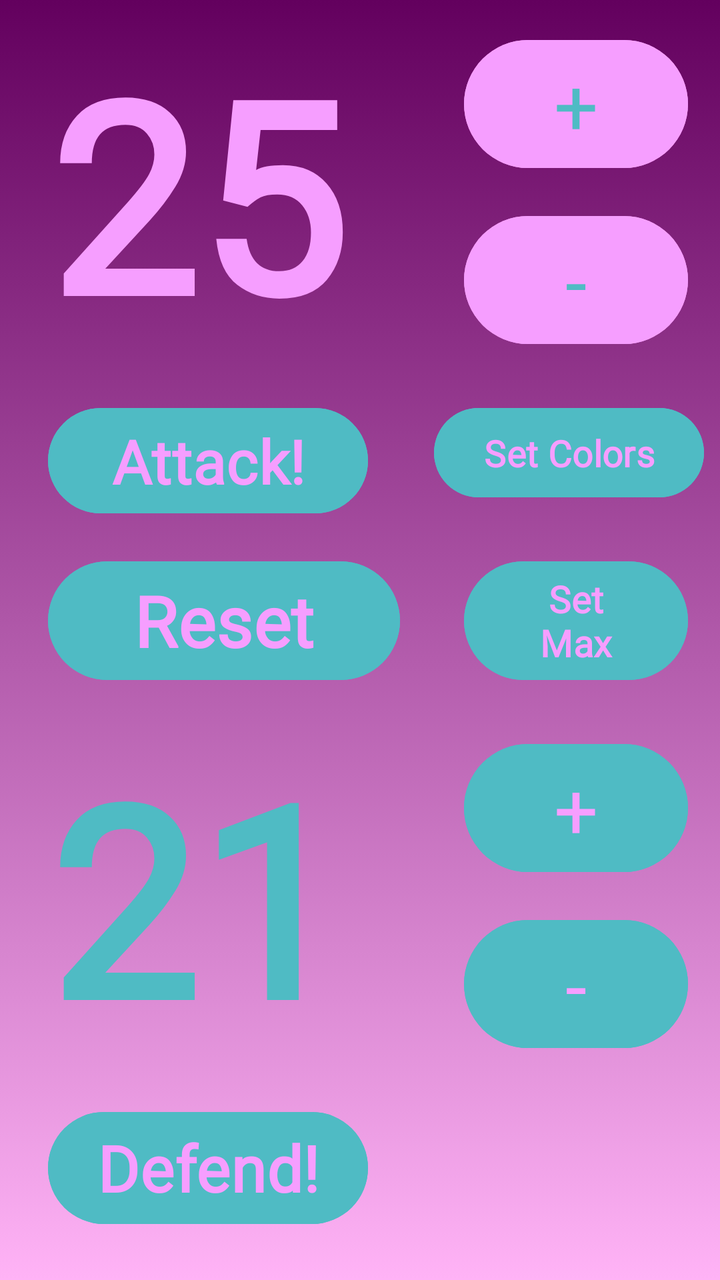
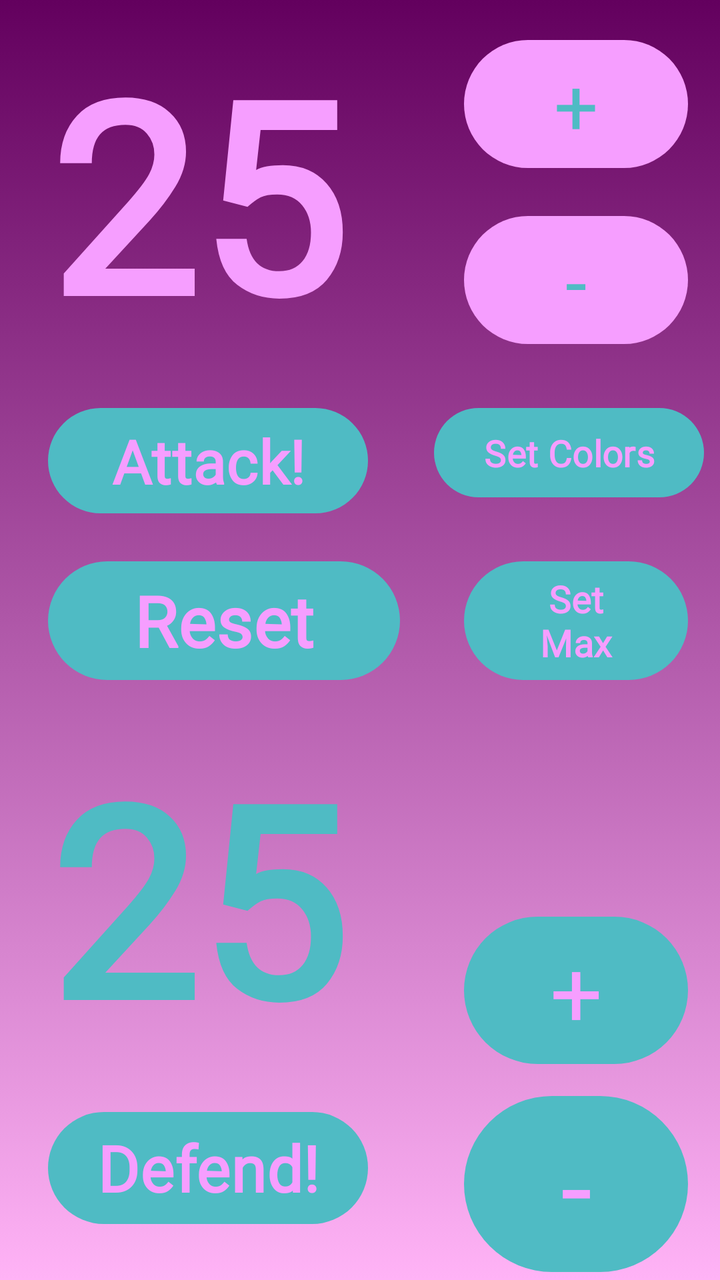

The first picture is an Android layout as it rendered before a commit; the second is the same layout after the commit. The layout source and the unified diff follow.
<!-- AndroidManifest.xml: application theme Theme.UVSLifeCalc -->
<!-- res/layout/activity_main.xml -->
<?xml version="1.0" encoding="utf-8"?>
<androidx.constraintlayout.widget.ConstraintLayout xmlns:android="http://schemas.android.com/apk/res/android"
    xmlns:app="http://schemas.android.com/apk/res-auto"
    xmlns:tools="http://schemas.android.com/tools"
    android:id="@+id/main"
    android:layout_width="match_parent"
    android:layout_height="match_parent"
    android:background="@drawable/gradient_background_main"
    tools:context=".MainActivity">

    
    <androidx.constraintlayout.widget.Guideline
        android:id="@+id/guideline_vertical"
        android:layout_width="wrap_content"
        android:layout_height="wrap_content"
        android:orientation="vertical"
        app:layout_constraintGuide_percent="0.60" />

    
    <androidx.constraintlayout.widget.Guideline
        android:id="@+id/guideline_h1"
        android:layout_width="wrap_content"
        android:layout_height="wrap_content"
        android:orientation="horizontal"
        app:layout_constraintGuide_percent="0.30" />

    
    <androidx.constraintlayout.widget.Guideline
        android:id="@+id/guideline_h2"
        android:layout_width="wrap_content"
        android:layout_height="wrap_content"
        android:orientation="horizontal"
        app:layout_constraintGuide_percent="0.42" />

    
    <androidx.constraintlayout.widget.Guideline
        android:id="@+id/guideline_h3"
        android:layout_width="wrap_content"
        android:layout_height="wrap_content"
        android:orientation="horizontal"
        app:layout_constraintGuide_percent="0.55" />

    
    <androidx.constraintlayout.widget.Guideline
        android:id="@+id/guideline_h4"
        android:layout_width="wrap_content"
        android:layout_height="wrap_content"
        android:orientation="horizontal"
        app:layout_constraintGuide_percent="0.85" />

    
    <TextView
        android:id="@+id/opp_health"
        android:layout_width="0dp"
        android:layout_height="0dp"
        android:layout_marginStart="24dp"
        android:layout_marginTop="8dp"
        android:layout_marginEnd="8dp"
        android:layout_marginBottom="8dp"
        android:autoSizeMaxTextSize="148sp"
        android:autoSizeMinTextSize="12sp"
        android:autoSizeTextType="uniform"
        android:fontFamily="@font/lobster"
        android:gravity="start|center_vertical"
        android:text="25"
        android:textColor="@color/primary"
        android:textStyle="bold"
        app:layout_constraintBottom_toTopOf="@+id/guideline_h1"
        app:layout_constraintEnd_toStartOf="@+id/guideline_vertical"
        app:layout_constraintStart_toStartOf="parent"
        app:layout_constraintTop_toTopOf="parent" />

    
    <Button
        android:id="@+id/opp_button_up"
        android:layout_width="0dp"
        android:layout_height="0dp"
        android:layout_marginStart="16dp"
        android:layout_marginTop="16dp"
        android:layout_marginEnd="16dp"
        android:layout_marginBottom="8dp"
        android:backgroundTint="@color/primary"
        android:fontFamily="@font/lobster"
        android:text="+"
        android:textColor="@color/secondary"
        app:autoSizeMaxTextSize="148sp"
        app:autoSizeMinTextSize="12sp"
        app:autoSizeTextType="uniform"
        app:layout_constraintBottom_toTopOf="@+id/opp_button_down"
        app:layout_constraintEnd_toEndOf="parent"
        app:layout_constraintStart_toStartOf="@+id/guideline_vertical"
        app:layout_constraintTop_toTopOf="parent"
        app:rippleColor="@color/design_default_color_error" />

    
    <Button
        android:id="@+id/opp_button_down"
        android:layout_width="0dp"
        android:layout_height="0dp"
        android:layout_marginStart="16dp"
        android:layout_marginTop="8dp"
        android:layout_marginEnd="16dp"
        android:layout_marginBottom="16dp"
        android:backgroundTint="@color/primary"
        android:fontFamily="@font/lobster"
        android:text="-"
        android:textColor="@color/secondary"
        app:autoSizeMaxTextSize="148sp"
        app:autoSizeMinTextSize="12sp"
        app:autoSizeTextType="uniform"
        app:layout_constraintBottom_toTopOf="@+id/guideline_h1"
        app:layout_constraintEnd_toEndOf="parent"
        app:layout_constraintStart_toStartOf="@+id/guideline_vertical"
        app:layout_constraintTop_toBottomOf="@+id/opp_button_up" />

    
    <Button
        android:id="@+id/attack_button"
        android:layout_width="0dp"
        android:layout_height="0dp"
        android:layout_marginStart="24dp"
        android:layout_marginTop="8dp"
        android:layout_marginEnd="32dp"
        android:layout_marginBottom="8dp"
        android:backgroundTint="@color/secondary"
        android:fontFamily="@font/lobster"
        android:text="Attack!"
        android:textColor="@color/primary"
        app:autoSizeMaxTextSize="148sp"
        app:autoSizeMinTextSize="12sp"
        app:autoSizeTextType="uniform"
        android:textStyle="bold"
        app:layout_constraintBottom_toTopOf="@+id/guideline_h2"
        app:layout_constraintEnd_toStartOf="@+id/guideline_vertical"
        app:layout_constraintStart_toStartOf="parent"
        app:layout_constraintTop_toBottomOf="@+id/guideline_h1" />

    
    <Button
        android:id="@+id/reset_button"
        android:layout_width="0dp"
        android:layout_height="0dp"
        android:layout_marginStart="24dp"
        android:layout_marginTop="8dp"
        android:layout_marginEnd="16dp"
        android:layout_marginBottom="8dp"
        android:backgroundTint="@color/secondary"
        android:fontFamily="@font/lobster"
        android:text="Reset"
        android:textColor="@color/primary"
        app:autoSizeMaxTextSize="148sp"
        app:autoSizeMinTextSize="12sp"
        app:autoSizeTextType="uniform"
        android:textStyle="bold"
        app:layout_constraintBottom_toTopOf="@+id/guideline_h3"
        app:layout_constraintEnd_toStartOf="@+id/guideline_vertical"
        app:layout_constraintStart_toStartOf="parent"
        app:layout_constraintTop_toBottomOf="@+id/guideline_h2" />

    
    <Button
        android:id="@+id/set_max_button"
        android:layout_width="0dp"
        android:layout_height="0dp"
        android:layout_marginStart="16dp"
        android:layout_marginTop="8dp"
        android:layout_marginEnd="16dp"
        android:layout_marginBottom="8dp"
        android:backgroundTint="@color/secondary"
        android:fontFamily="@font/lobster"
        android:text="Set Max"
        android:textColor="@color/primary"
        app:autoSizeMaxTextSize="148sp"
        app:autoSizeMinTextSize="12sp"
        app:autoSizeTextType="uniform"
        android:textStyle="bold"
        app:layout_constraintBottom_toTopOf="@+id/guideline_h3"
        app:layout_constraintEnd_toEndOf="parent"
        app:layout_constraintStart_toStartOf="@+id/guideline_vertical"
        app:layout_constraintTop_toBottomOf="@+id/guideline_h2" />

    
    <TextView
        android:id="@+id/my_health"
        android:layout_width="0dp"
        android:layout_height="0dp"
        android:layout_marginStart="24dp"
        android:layout_marginTop="8dp"
        android:layout_marginEnd="8dp"
        android:layout_marginBottom="8dp"
        android:autoSizeMaxTextSize="148sp"
        android:autoSizeMinTextSize="12sp"
        android:autoSizeTextType="uniform"
        android:fontFamily="@font/lobster"
        android:gravity="start|center_vertical"
        android:text="21"
        android:textColor="@color/secondary"
        android:textStyle="bold"
        app:layout_constraintBottom_toTopOf="@+id/guideline_h4"
        app:layout_constraintEnd_toStartOf="@+id/guideline_vertical"
        app:layout_constraintStart_toStartOf="parent"
        app:layout_constraintTop_toBottomOf="@+id/guideline_h3" />

    
    <Button
        android:id="@+id/me_button_up"
        android:layout_width="0dp"
        android:layout_height="0dp"
        android:layout_marginStart="16dp"
        android:layout_marginTop="16dp"
        android:layout_marginEnd="16dp"
        android:layout_marginBottom="8dp"
        android:backgroundTint="@color/secondary"
        android:fontFamily="@font/lobster"
        android:text="+"
        android:textColor="@color/primary"
        android:autoSizeMaxTextSize="148sp"
        android:autoSizeMinTextSize="12sp"
        android:autoSizeTextType="uniform"
        app:layout_constraintBottom_toTopOf="@+id/me_button_down"
        app:layout_constraintEnd_toEndOf="parent"
        app:layout_constraintStart_toStartOf="@+id/guideline_vertical"
        app:layout_constraintTop_toBottomOf="@+id/guideline_h3" />

    
    <Button
        android:id="@+id/me_button_down"
        android:layout_width="0dp"
        android:layout_height="0dp"
        android:layout_marginStart="16dp"
        android:layout_marginTop="8dp"
        android:layout_marginEnd="16dp"
        android:layout_marginBottom="16dp"
        android:backgroundTint="@color/secondary"
        android:fontFamily="@font/lobster"
        android:text="-"
        android:textColor="@color/primary"
        android:autoSizeMaxTextSize="148sp"
        android:autoSizeMinTextSize="12sp"
        android:autoSizeTextType="uniform"
        app:layout_constraintBottom_toTopOf="@+id/guideline_h4"
        app:layout_constraintEnd_toEndOf="parent"
        app:layout_constraintStart_toStartOf="@+id/guideline_vertical"
        app:layout_constraintTop_toBottomOf="@+id/me_button_up" />

    
    <Button
        android:id="@+id/defend_button"
        android:layout_width="0dp"
        android:layout_height="0dp"
        android:layout_marginStart="24dp"
        android:layout_marginTop="8dp"
        android:layout_marginEnd="32dp"
        android:layout_marginBottom="24dp"
        android:backgroundTint="@color/secondary"
        android:fontFamily="@font/lobster"
        android:text="Defend!"
        android:textColor="@color/primary"
        android:autoSizeMaxTextSize="148sp"
        android:autoSizeMinTextSize="12sp"
        android:autoSizeTextType="uniform"
        android:textStyle="bold"
        app:layout_constraintBottom_toBottomOf="parent"
        app:layout_constraintEnd_toStartOf="@+id/guideline_vertical"
        app:layout_constraintStart_toStartOf="parent"
        app:layout_constraintTop_toBottomOf="@+id/guideline_h4" />

    <Button
        android:id="@+id/set_color_button"
        android:layout_width="0dp"
        android:layout_height="0dp"
        android:layout_marginStart="33dp"
        android:layout_marginTop="24dp"
        android:layout_marginEnd="8dp"
        android:layout_marginBottom="24dp"
        android:backgroundTint="@color/secondary"
        android:fontFamily="@font/lobster"
        android:text="Set Colors"
        android:textColor="@color/primary"
        android:autoSizeMaxTextSize="148sp"
        android:autoSizeMinTextSize="12sp"
        android:autoSizeTextType="uniform"
        android:textStyle="bold"
        app:layout_constraintBottom_toTopOf="@+id/set_max_button"
        app:layout_constraintEnd_toEndOf="parent"
        app:layout_constraintStart_toEndOf="@+id/attack_button"
        app:layout_constraintTop_toBottomOf="@+id/opp_button_down" />

</androidx.constraintlayout.widget.ConstraintLayout>
<!-- resources referenced by this layout -->
<resources>
  <color name="primary">#F69EFF</color>
  <color name="secondary">#4fbbc4</color>
  <!-- drawable gradient_background_main (drawable) -->
  <?xml version="1.0" encoding="utf-8"?>
  <selector xmlns:android="http://schemas.android.com/apk/res/android">
      <item>
          <shape>
              <gradient android:endColor="@color/gradient_color_one"
                  android:startColor="@color/gradient_color_two"
                  android:angle="90"/>
          </shape>
      </item>
  </selector>
  <style name="Theme.UVSLifeCalc" parent="Base.Theme.UVSLifeCalc" />
  <color name="gradient_color_one">#63005E</color>
  <color name="gradient_color_two">#FFB3F6</color>
  <style name="Base.Theme.UVSLifeCalc" parent="Theme.Material3.DayNight.NoActionBar">
          
          
      </style>
</resources>

<!-- the commit's change to res/layout/activity_main.xml (unified diff, before → after) -->
@@ -79,7 +79,7 @@
         android:layout_marginTop="16dp"
         android:layout_marginEnd="16dp"
         android:layout_marginBottom="8dp"
-        android:backgroundTint="@color/primary"
+        app:backgroundTint="@color/primary"
         android:fontFamily="@font/lobster"
         android:text="+"
         android:textColor="@color/secondary"
@@ -101,7 +101,7 @@
         android:layout_marginTop="8dp"
         android:layout_marginEnd="16dp"
         android:layout_marginBottom="16dp"
-        android:backgroundTint="@color/primary"
+        app:backgroundTint="@color/primary"
         android:fontFamily="@font/lobster"
         android:text="-"
         android:textColor="@color/secondary"
@@ -122,7 +122,7 @@
         android:layout_marginTop="8dp"
         android:layout_marginEnd="32dp"
         android:layout_marginBottom="8dp"
-        android:backgroundTint="@color/secondary"
+        app:backgroundTint="@color/secondary"
         android:fontFamily="@font/lobster"
         android:text="Attack!"
         android:textColor="@color/primary"
@@ -144,7 +144,7 @@
         android:layout_marginTop="8dp"
         android:layout_marginEnd="16dp"
         android:layout_marginBottom="8dp"
-        android:backgroundTint="@color/secondary"
+        app:backgroundTint="@color/secondary"
         android:fontFamily="@font/lobster"
         android:text="Reset"
         android:textColor="@color/primary"
@@ -166,7 +166,7 @@
         android:layout_marginTop="8dp"
         android:layout_marginEnd="16dp"
         android:layout_marginBottom="8dp"
-        android:backgroundTint="@color/secondary"
+        app:backgroundTint="@color/secondary"
         android:fontFamily="@font/lobster"
         android:text="Set Max"
         android:textColor="@color/primary"
@@ -193,7 +193,7 @@
         android:autoSizeTextType="uniform"
         android:fontFamily="@font/lobster"
         android:gravity="start|center_vertical"
-        android:text="21"
+        android:text="25"
         android:textColor="@color/secondary"
         android:textStyle="bold"
         app:layout_constraintBottom_toTopOf="@+id/guideline_h4"
@@ -207,43 +207,43 @@
         android:layout_width="0dp"
         android:layout_height="0dp"
         android:layout_marginStart="16dp"
-        android:layout_marginTop="16dp"
-        android:layout_marginEnd="16dp"
-        android:layout_marginBottom="8dp"
-        android:backgroundTint="@color/secondary"
+        android:layout_marginEnd="16dp"
+        android:layout_marginBottom="8dp"
+        android:autoSizeMaxTextSize="148sp"
+        android:autoSizeMinTextSize="12sp"
+        android:autoSizeTextType="uniform"
         android:fontFamily="@font/lobster"
         android:text="+"
         android:textColor="@color/primary"
-        android:autoSizeMaxTextSize="148sp"
-        android:autoSizeMinTextSize="12sp"
-        android:autoSizeTextType="uniform"
+        app:backgroundTint="@color/secondary"
         app:layout_constraintBottom_toTopOf="@+id/me_button_down"
         app:layout_constraintEnd_toEndOf="parent"
         app:layout_constraintStart_toStartOf="@+id/guideline_vertical"
-        app:layout_constraintTop_toBottomOf="@+id/guideline_h3" />
-
-    
+        app:layout_constraintTop_toTopOf="@+id/guideline9" />
+
+    
+
+    
+
     <Button
         android:id="@+id/me_button_down"
         android:layout_width="0dp"
         android:layout_height="0dp"
         android:layout_marginStart="16dp"
-        android:layout_marginTop="8dp"
-        android:layout_marginEnd="16dp"
-        android:layout_marginBottom="16dp"
-        android:backgroundTint="@color/secondary"
+        android:layout_marginEnd="16dp"
+        android:autoSizeMaxTextSize="148sp"
+        android:autoSizeMinTextSize="12sp"
+        android:autoSizeTextType="uniform"
         android:fontFamily="@font/lobster"
         android:text="-"
         android:textColor="@color/primary"
-        android:autoSizeMaxTextSize="148sp"
-        android:autoSizeMinTextSize="12sp"
-        android:autoSizeTextType="uniform"
-        app:layout_constraintBottom_toTopOf="@+id/guideline_h4"
-        app:layout_constraintEnd_toEndOf="parent"
-        app:layout_constraintStart_toStartOf="@+id/guideline_vertical"
-        app:layout_constraintTop_toBottomOf="@+id/me_button_up" />
-
-    
+        app:backgroundTint="@color/secondary"
+        app:layout_constraintBottom_toBottomOf="parent"
+        app:layout_constraintEnd_toEndOf="parent"
+        app:layout_constraintHorizontal_bias="0.636"
+        app:layout_constraintStart_toStartOf="@+id/guideline_vertical"
+        app:layout_constraintTop_toTopOf="@+id/guideline_h4" />
+
     <Button
         android:id="@+id/defend_button"
         android:layout_width="0dp"
@@ -252,7 +252,7 @@
         android:layout_marginTop="8dp"
         android:layout_marginEnd="32dp"
         android:layout_marginBottom="24dp"
-        android:backgroundTint="@color/secondary"
+        app:backgroundTint="@color/secondary"
         android:fontFamily="@font/lobster"
         android:text="Defend!"
         android:textColor="@color/primary"
@@ -273,7 +273,7 @@
         android:layout_marginTop="24dp"
         android:layout_marginEnd="8dp"
         android:layout_marginBottom="24dp"
-        android:backgroundTint="@color/secondary"
+        app:backgroundTint="@color/secondary"
         android:fontFamily="@font/lobster"
         android:text="Set Colors"
         android:textColor="@color/primary"
@@ -286,4 +286,31 @@
         app:layout_constraintStart_toEndOf="@+id/attack_button"
         app:layout_constraintTop_toBottomOf="@+id/opp_button_down" />
 
+    <TextView
+        android:id="@+id/timer"
+        android:layout_width="0dp"
+        android:layout_height="0dp"
+        android:layout_marginStart="8dp"
+        android:layout_marginTop="8dp"
+        android:layout_marginEnd="8dp"
+        android:layout_marginBottom="8dp"
+        android:backgroundTint="@color/primary"
+        android:fontFamily="@font/lobster"
+        android:textStyle="bold"
+        app:autoSizeMaxTextSize="128sp"
+        app:autoSizeMinTextSize="12sp"
+        app:autoSizeTextType="uniform"
+        android:maxLines="1"
+        app:layout_constraintBottom_toTopOf="@+id/guideline9"
+        app:layout_constraintEnd_toEndOf="parent"
+        app:layout_constraintStart_toStartOf="@+id/guideline_vertical"
+        app:layout_constraintTop_toTopOf="@+id/guideline_h3" />
+
+    <androidx.constraintlayout.widget.Guideline
+        android:id="@+id/guideline9"
+        android:layout_width="wrap_content"
+        android:layout_height="wrap_content"
+        android:orientation="horizontal"
+        app:layout_constraintGuide_percent="0.71" />
+
 </androidx.constraintlayout.widget.ConstraintLayout>
